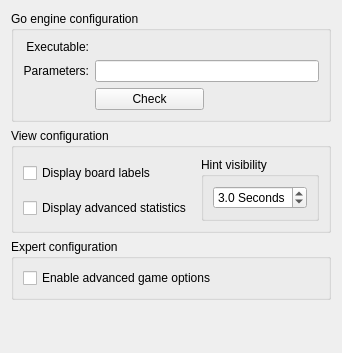
Before: the Qt Designer form src/gui/config.ui in KDE/kigo, drawn with Qt 5.
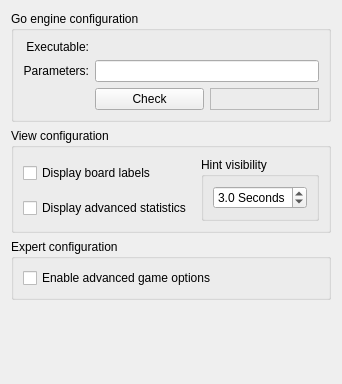
After: the same form once the commit is applied. Custom widgets are drawn as their Qt base class.

Diff of the .ui file:
```diff
--- a/src/gui/config.ui
+++ b/src/gui/config.ui
@@ -6,7 +6,7 @@
     <x>0</x>
     <y>0</y>
     <width>342</width>
-    <height>353</height>
+    <height>384</height>
    </rect>
   </property>
   <property name="windowTitle" >
@@ -72,7 +72,14 @@
        </widget>
       </item>
       <item row="3" column="2" >
-       <widget class="QLabel" name="engineCheckLabel" />
+       <widget class="QLabel" name="engineCheckLabel" >
+        <property name="frameShape" >
+         <enum>QFrame::StyledPanel</enum>
+        </property>
+        <property name="frameShadow" >
+         <enum>QFrame::Sunken</enum>
+        </property>
+       </widget>
       </item>
      </layout>
     </widget>
```
Left out of the diff: 2 changed lines with no effect on the pictures.
